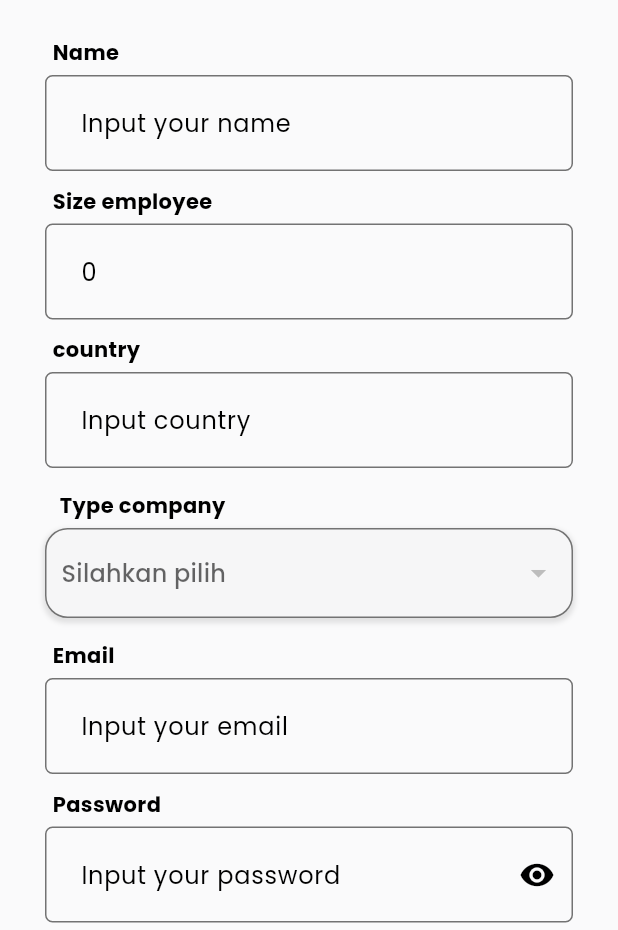
After one commit to Stige-IT/Orgasync-Apps, a Flutter app: the RoleScreen screen opened by its route, after a tap on "Company", on a phone screen of 412 x 824 dp, the part 306-1236 px from its top. The commit adds this screen. Run offline on Flutter 3.47's test engine with Material 2 defaults, Android fonts, the phone set to English and light mode, and no system bars; our stand-ins replace dartz, easy_localization, flutter_riverpod, flutter_secure_storage; missing offline and left inert: window_manager; accounts and stored records are empty; network calls fail.

```diff
--- /dev/null
+++ b/lib/src/components/dropdown_container.dart
@@ -0,0 +1,58 @@
+import 'package:flutter/material.dart';
+
+class DropdownContainer<T> extends StatelessWidget {
+  final List<DropdownMenuItem<T?>>? items;
+  final void Function(T?)? onChanged;
+  final String? title;
+  final String? hint;
+  final T? value;
+
+  const DropdownContainer({
+    super.key,
+    required this.items,
+    required this.onChanged,
+    this.title,
+    this.hint,
+    this.value,
+  });
+
+  @override
+  Widget build(BuildContext context) {
+    return Padding(
+      padding: const EdgeInsets.symmetric(vertical: 10),
+      child: Column(
+        crossAxisAlignment: CrossAxisAlignment.start,
+        children: [
+          if (title != null)
+            Text("   $title",
+                style: const TextStyle(fontWeight: FontWeight.bold)),
+          const SizedBox(height: 5),
+          Container(
+            padding: const EdgeInsets.symmetric(horizontal: 10, vertical: 5),
+            decoration: BoxDecoration(
+              border: Border.all(color: Theme.of(context).colorScheme.outline),
+              color: Theme.of(context).colorScheme.background,
+                borderRadius: BorderRadius.circular(15),
+                boxShadow: [
+                  BoxShadow(
+                    color: Colors.black.withOpacity(0.1),
+                    offset: const Offset(0, 2),
+                    blurRadius: 2,
+                    spreadRadius: 1,
+                  )
+                ]),
+            child: DropdownButtonHideUnderline(
+                child: DropdownButton<T?>(
+                  value: value,
+                  hint: Text(hint ?? "Silahkan pilih"),
+                  isExpanded: true,
+                  borderRadius: BorderRadius.circular(15),
+                  items: items,
+                  onChanged: onChanged,
+                )),
+          ),
+        ],
+      ),
+    );
+  }
+}
--- a/lib/src/components/show_snackbar.dart
+++ b/lib/src/components/show_snackbar.dart
@@ -19,6 +19,10 @@ void showSnackbar(BuildContext context, String title, {SnackBarType? type}) {
   }
   ScaffoldMessenger.of(context).showSnackBar(
     SnackBar(
+      margin: const EdgeInsets.symmetric(vertical: 20, horizontal: 10),
+      shape: RoundedRectangleBorder(
+        borderRadius: BorderRadius.circular(10),
+      ),
       behavior: SnackBarBehavior.floating,
       backgroundColor: color,
       content: Text(title),
--- a/lib/src/config/routes.dart
+++ b/lib/src/config/routes.dart
@@ -12,6 +12,10 @@ class AppRoute{
       final type = ModalRoute.of(context)?.settings.arguments as TypeUser;
       return RegisterScreen(type);
     },
+    "/verification" : (context){
+      final arguments = ModalRoute.of(context)?.settings.arguments as Map<String, dynamic>;
+      return VerificationScreen(arguments["email"], arguments["type"]);
+    },
     "/role" : (_) => const RoleScreen(),
 
     /// HOME PAGES
--- a/lib/src/fetaures/auth/auth.dart
+++ b/lib/src/fetaures/auth/auth.dart
@@ -6,6 +6,7 @@ import 'package:easy_localization/easy_localization.dart';
 import 'package:flutter/material.dart';
 import 'package:flutter_riverpod/flutter_riverpod.dart';
 import 'package:http/http.dart';
+import 'package:orgasync/src/components/dropdown_container.dart';
 import 'package:orgasync/src/components/field_input.dart';
 import 'package:orgasync/src/components/show_snackbar.dart';
 import 'package:orgasync/src/config/contants/base_url.dart';
@@ -19,12 +20,16 @@ import '../../utils/extensions/page_function.dart';
 import 'package:dartz/dartz.dart';
 
 import '../../utils/helper/http_provider/http_provider.dart';
+import 'models/error_account_response.dart';
 
+part "models/company_request.dart";
 part "data/auth_api.dart";
 part "enum/type_user.dart";
 part "provider/auth_notifier.dart";
+part "ui/verification_screen.dart";
 part 'ui/register/role_screen.dart';
 part 'ui/login/login_screen.dart';
 part 'ui/register/register_screen.dart';
-part 'ui/register/register_employee_screen.dart';
+part 'ui/register/register_employee_widget.dart';
+part "ui/register/register_company_widget.dart";
 part 'provider/auth_provider.dart';
--- a/lib/src/fetaures/auth/enum/type_user.dart
+++ b/lib/src/fetaures/auth/enum/type_user.dart
@@ -1,3 +1,7 @@
 part of "../auth.dart";
 
 enum TypeUser { employee, company }
+
+enum TypeAccount { verified, notVerified, notActive , notFound, error}
+
+enum TypeVerification {verifyEmail, forgotPassword}
--- /dev/null
+++ b/lib/src/fetaures/auth/models/company_request.dart
@@ -0,0 +1,30 @@
+part of "../auth.dart";
+
+class CompanyRequest {
+  final String name;
+  final String email;
+  final String password;
+  final String country;
+  final int size;
+  final String typeCompany;
+
+  CompanyRequest({
+    required this.name,
+    required this.email,
+    required this.password,
+    required this.country,
+    required this.size,
+    required this.typeCompany,
+  });
+
+  Map<String, dynamic> toJson() {
+    return {
+      "name": name,
+      "email": email,
+      "password": password,
+      "country": country,
+      "size": size,
+      "type_company": typeCompany,
+    };
+  }
+}
--- a/lib/src/fetaures/auth/provider/auth_provider.dart
+++ b/lib/src/fetaures/auth/provider/auth_provider.dart
@@ -1,6 +1,9 @@
 part of "../auth.dart";
 
 final isObsecureProvider = StateProvider.autoDispose<bool>((ref) => true);
+// type company
+final typeCompanyProvider = StateProvider.autoDispose<String?>((ref) => null);
+
 
 /// state notifier
 final loginNotifier =
@@ -14,3 +17,21 @@ final registerEmployeeNotifier =
   final authApi = ref.watch(authProvider);
   return RegisterEmployeeNotifier(authApi);
 });
+
+final registerCompanyNotifier =
+    StateNotifierProvider.autoDispose<RegisterCompanyNotifier, States>((ref) {
+  final authApi = ref.watch(authProvider);
+  return RegisterCompanyNotifier(authApi);
+});
+
+final verificationNotifier =
+    StateNotifierProvider.autoDispose<VerificationNotifier, States>((ref) {
+  final authApi = ref.watch(authProvider);
+  return VerificationNotifier(authApi);
+});
+
+final resendCodeNotifier =
+    StateNotifierProvider<ResendCodeNotifier, States>((ref) {
+  final authApi = ref.watch(authProvider);
+  return ResendCodeNotifier(authApi);
+});
--- /dev/null
+++ b/lib/src/fetaures/auth/ui/register/register_company_widget.dart
@@ -0,0 +1,153 @@
+part of '../../auth.dart';
+
+class RegisterCompanyWidget extends ConsumerStatefulWidget {
+  const RegisterCompanyWidget({super.key});
+
+  @override
+  ConsumerState createState() => _RegisterCompanyWidgetState();
+}
+
+class _RegisterCompanyWidgetState extends ConsumerState<RegisterCompanyWidget> {
+  final formKey = GlobalKey<FormState>();
+  late TextEditingController _nameCtrl;
+  late TextEditingController _emailCtrl;
+  late TextEditingController _passwordCtrl;
+  late TextEditingController _sizeCtrl;
+  late TextEditingController _countryCtrl;
+
+  @override
+  void initState() {
+    _nameCtrl = TextEditingController();
+    _emailCtrl = TextEditingController();
+    _passwordCtrl = TextEditingController();
+    _sizeCtrl = TextEditingController(text: "0");
+    _countryCtrl = TextEditingController();
+    super.initState();
+  }
+
+  @override
+  void dispose() {
+    _nameCtrl.dispose();
+    _emailCtrl.dispose();
+    _passwordCtrl.dispose();
+    _sizeCtrl.dispose();
+    _countryCtrl.dispose();
+    super.dispose();
+  }
+
+  @override
+  Widget build(BuildContext context) {
+    final isObsecure = ref.watch(isObsecureProvider);
+    final isLoading = ref.watch(registerCompanyNotifier).isLoading;
+    return Padding(
+      padding: const EdgeInsets.symmetric(vertical: 20.0),
+      child: Form(
+        key: formKey,
+        child: Column(
+          crossAxisAlignment: CrossAxisAlignment.stretch,
+          children: [
+            FieldInput(
+              title: "name".tr(),
+              hintText: "input_name".tr(),
+              controllers: _nameCtrl,
+            ),
+            FieldInput(
+              title: "size_employee".tr(),
+              hintText: "input_size".tr(),
+              controllers: _sizeCtrl,
+              keyboardType: TextInputType.number,
+            ),
+            FieldInput(
+              title: "country".tr(),
+              hintText: "input_country".tr(),
+              controllers: _countryCtrl,
+            ),
+            DropdownContainer(
+              title: "type_company".tr(),
+              value: ref.watch(typeCompanyProvider),
+              items: [],
+              onChanged: (value) {},
+            ),
+            FieldInput(
+              title: "email".tr(),
+              hintText: "input_email".tr(),
+              controllers: _emailCtrl,
+              keyboardType: TextInputType.emailAddress,
+            ),
+            FieldInput(
+                title: "password".tr(),
+                hintText: "input_password".tr(),
+                controllers: _passwordCtrl,
+                obsecureText: !isObsecure,
+                suffixIcon: IconButton(
+                  icon: Icon(
+                    isObsecure ? Icons.visibility : Icons.visibility_off,
+                  ),
+                  onPressed: () {
+                    ref.read(isObsecureProvider.notifier).state = !isObsecure;
+                  },
+                )),
+            const SizedBox(height: 20),
+            FilledButton(
+              onPressed: _handleRegister,
+              child:
+                  isLoading ? const CircularLoading() : Text("register".tr()),
+            ),
+            Center(
+              child: Column(
+                children: [
+                  const SizedBox(height: 20),
+                  Text("or_register_with".tr()),
+                  const SizedBox(height: 10),
+                  Card(
+                    elevation: 2,
+                    child: Padding(
+                      padding: const EdgeInsets.all(10.0),
+                      child:
+                          Image.asset("assets/images/google.png", height: 30),
+                    ),
+                  ),
+                  const SizedBox(height: 20),
+                  Row(
+                    mainAxisAlignment: MainAxisAlignment.center,
+                    children: [
+                      Text("have_account".tr()),
+                      TextButton(
+                        onPressed: () => nextPage(context, "/role"),
+                        child: Text("login".tr()),
+                      ),
+                    ],
+                  ),
+                ],
+              ),
+            ),
+          ],
+        ),
+      ),
+    );
+  }
+
+  void _handleRegister() {
+    if (formKey.currentState!.validate()) {
+      final request = CompanyRequest(
+        name: _nameCtrl.text,
+        email: _emailCtrl.text,
+        password: _passwordCtrl.text,
+        country: '',
+        size: int.parse(_sizeCtrl.text),
+        typeCompany: '',
+      );
+      ref
+          .read(registerCompanyNotifier.notifier)
+          .register(request)
+          .then((success) {
+        if (success) {
+          nextPage(context, "/login");
+        } else {
+          final errMessage = ref.watch(registerCompanyNotifier).error;
+          showSnackbar(context, errMessage!, type: SnackBarType.error);
+        }
+      });
+    }
+  }
+}
--- a/lib/src/fetaures/auth/ui/register/register_employee_screen.dart
+++ b/lib/src/fetaures/auth/ui/register/register_employee_widget.dart
@@ -56,10 +56,10 @@ class _RegisterEmployeeWidgetState
                 title: "password".tr(),
                 hintText: "Masukkan password",
                 controllers: _passwordCtrl,
-                obsecureText: !isObsecure,
+                obsecureText: isObsecure,
                 suffixIcon: IconButton(
                   icon: Icon(
-                    isObsecure ? Icons.visibility : Icons.visibility_off,
+                    isObsecure ? Icons.visibility_off : Icons.visibility,
                   ),
                   onPressed: () {
                     ref.read(isObsecureProvider.notifier).state = !isObsecure;
@@ -116,9 +116,10 @@ class _RegisterEmployeeWidgetState
           )
           .then((success) {
         if (success) {
-          showSnackbar(context, "register_success".tr(),
-              type: SnackBarType.success);
-          nextPageRemoveAll(context, "/login");
+          nextPage(context, "/verification", argument: {
+            "email": _emailCtrl.text,
+            "type": TypeVerification.verifyEmail
+          });
         } else {
           final error = ref.watch(registerEmployeeNotifier).error;
           showSnackbar(context, error!, type: SnackBarType.error);
--- a/lib/src/fetaures/auth/ui/register/register_screen.dart
+++ b/lib/src/fetaures/auth/ui/register/register_screen.dart
@@ -40,7 +40,10 @@ class _RegisterScreenState extends ConsumerState<RegisterScreen> {
                 "register_your_account".tr(),
                 style: const TextStyle(fontSize: 18),
               ),
-              const RegisterEmployeeWidget(),
+              if(widget.typeUser == TypeUser.employee)
+              const RegisterEmployeeWidget()
+              else
+              const RegisterCompanyWidget(),
             ],
           ),
         ),
```
Also changed, not shown: assets/translations/en-US.json (+17 -1 lines), assets/translations/id.json (+21 -4 lines), lib/src/fetaures/auth/data/auth_api.dart (+79 -9 lines), lib/src/fetaures/auth/models/error_account_response.dart (added, +8 -0 lines), lib/src/fetaures/auth/provider/auth_notifier.dart (+93 -5 lines), lib/src/fetaures/auth/ui/login/login_screen.dart (+25 -11 lines), lib/src/fetaures/auth/ui/verification_screen.dart (added, +124 -0 lines), assets/images/3d-hygge-top-view-of-desk-with-fashion-magazines.png (renamed from assets/images/desk.png).
